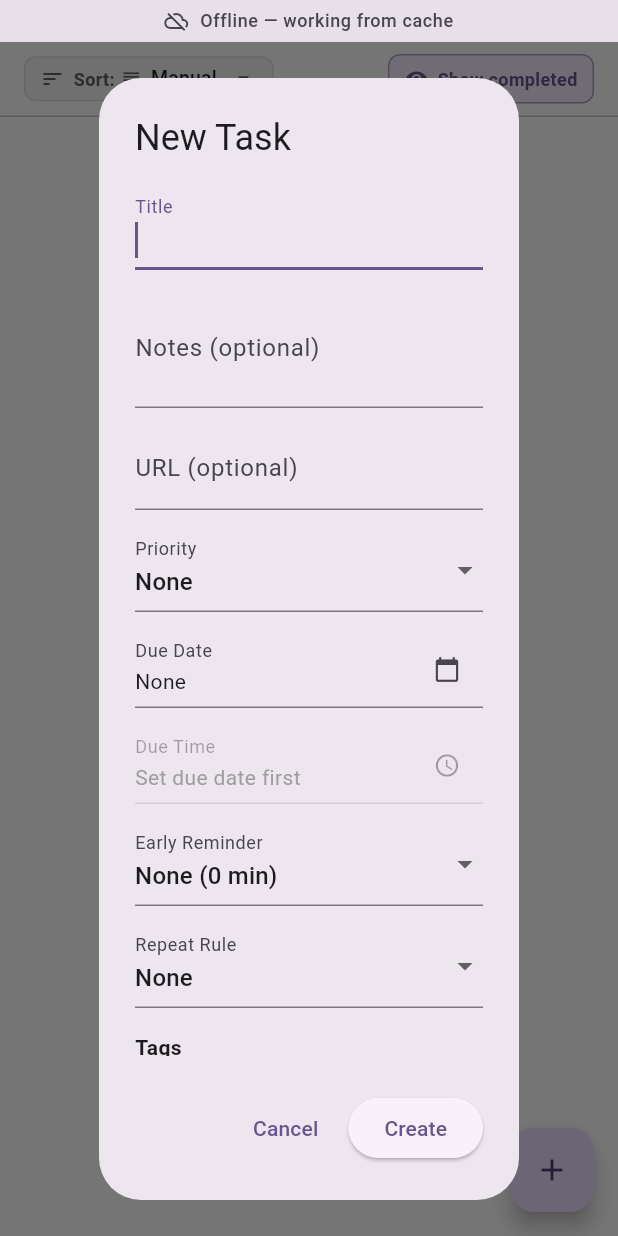
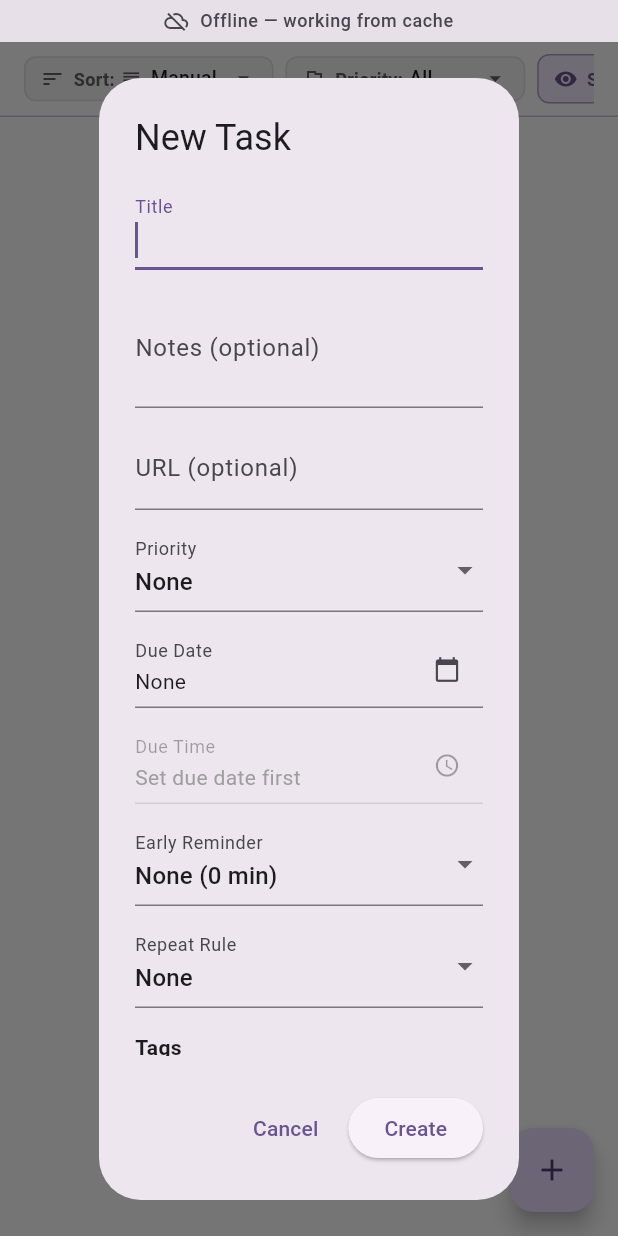
Before and after one commit to rohpod/shukan, a Flutter app: the TaskListScreen screen opened directly, after a tap on "Show completed", after a tap on the "add" icon, on a phone screen of 412 x 824 dp. Run offline on Flutter 3.47's test engine with Material 3 defaults, Android fonts, the phone set to English and light mode, and no system bars; our stand-ins replace cloud_firestore, firebase_auth, firebase_core, flutter_riverpod, shared_preferences; missing offline and left inert: dart:html; accounts and stored records are empty; generated files the repository leaves out were written again.

Commit message:
feat(tasks): add priority filter dropdown to list and smart views
- Add TaskPriorityFilter enum (All, High, Medium, Low, None)

- Add taskPriorityFilterProvider with per-view SharedPreferences persistence

- Add server-side Firestore query in TaskRepository and composite indexes

- Compose priority filter with completion visibility and sort order

- Add reusable TaskPriorityFilterSelector with horizontal-scroll header layout

- Add comprehensive unit, widget, and integration tests for priority filtering

```diff
--- a/lib/features/tasks/data/task_repository.dart
+++ b/lib/features/tasks/data/task_repository.dart
@@ -254,6 +254,7 @@ class TaskRepository {
     DateTime? startDueDate,
     DateTime? endDueDate,
     bool onlyIncomplete = false,
+    String? priority,
   }) {
     Query<Map<String, dynamic>> query = _tasksCollection
         .where('uid', isEqualTo: uid)
@@ -261,6 +262,10 @@ class TaskRepository {
 
     if (onlyIncomplete) {
       query = query.where('completedAt', isNull: true);
+    }
+
+    if (priority != null) {
+      query = query.where('priority', isEqualTo: priority);
     }
 
     if (startDueDate != null && endDueDate != null) {
--- /dev/null
+++ b/lib/features/tasks/domain/task_priority_filter.dart
@@ -0,0 +1,14 @@
+/// Filter options for task priority across list and smart views.
+enum TaskPriorityFilter {
+  all('All'),
+  high('High'),
+  medium('Medium'),
+  low('Low'),
+  none('None');
+
+  final String label;
+  const TaskPriorityFilter(this.label);
+
+  /// Target priority string in Task/Firestore, or null for 'All' (no filter).
+  String? get firestoreValue => this == TaskPriorityFilter.all ? null : name;
+}
--- a/lib/features/tasks/presentation/task_list_screen.dart
+++ b/lib/features/tasks/presentation/task_list_screen.dart
@@ -10,6 +10,7 @@ import '../domain/task_sort_options.dart';
 import '../providers/task_providers.dart';
 import '../providers/task_sort_providers.dart';
 import 'widgets/show_completed_toggle.dart';
+import 'widgets/task_priority_filter_selector.dart';
 import 'widgets/task_sort_selector.dart';
 
 class TaskListScreen extends ConsumerStatefulWidget {
@@ -94,12 +95,17 @@ class _TaskListScreenState extends ConsumerState<TaskListScreen> {
         children: [
           Padding(
             padding: const EdgeInsets.symmetric(horizontal: 16, vertical: 8),
-            child: Row(
-              mainAxisAlignment: MainAxisAlignment.spaceBetween,
-              children: [
-                TaskSortSelector(viewKey: listId),
-                ShowCompletedToggle(viewKey: listId),
-              ],
+            child: SingleChildScrollView(
+              scrollDirection: Axis.horizontal,
+              child: Row(
+                children: [
+                  TaskSortSelector(viewKey: listId),
+                  const SizedBox(width: 8),
+                  TaskPriorityFilterSelector(viewKey: listId),
+                  const SizedBox(width: 8),
+                  ShowCompletedToggle(viewKey: listId),
+                ],
+              ),
             ),
           ),
           const Divider(height: 1),
--- /dev/null
+++ b/lib/features/tasks/presentation/widgets/task_priority_filter_selector.dart
@@ -0,0 +1,68 @@
+import 'package:flutter/material.dart';
+import 'package:flutter_riverpod/flutter_riverpod.dart';
+
+import '../../domain/task_priority_filter.dart';
+import '../../providers/task_sort_providers.dart';
+
+/// Reusable priority filter dropdown selector for task lists and smart views.
+class TaskPriorityFilterSelector extends ConsumerWidget {
+  final String viewKey;
+
+  const TaskPriorityFilterSelector({super.key, required this.viewKey});
+
+  @override
+  Widget build(BuildContext context, WidgetRef ref) {
+    final currentFilter = ref.watch(taskPriorityFilterProvider(viewKey));
+
+    return Container(
+      padding: const EdgeInsets.symmetric(horizontal: 10, vertical: 2),
+      decoration: BoxDecoration(
+        color: Colors.grey.shade100,
+        borderRadius: BorderRadius.circular(8),
+        border: Border.all(color: Colors.grey.shade300),
+      ),
+      child: Row(
+        mainAxisSize: MainAxisSize.min,
+        children: [
+          Icon(Icons.flag_outlined, size: 16, color: Colors.grey[700]),
+          const SizedBox(width: 6),
+          Text(
+            'Priority:',
+            style: TextStyle(
+              fontSize: 12,
+              color: Colors.grey[700],
+              fontWeight: FontWeight.w600,
+            ),
+          ),
+          const SizedBox(width: 4),
+          DropdownButtonHideUnderline(
+            child: DropdownButton<TaskPriorityFilter>(
+              key: Key('taskPriorityDropdown_$viewKey'),
+              value: currentFilter,
+              isDense: true,
+              icon: const Icon(Icons.arrow_drop_down, size: 18),
+              borderRadius: BorderRadius.circular(8),
+              items: TaskPriorityFilter.values.map((filter) {
+                return DropdownMenuItem<TaskPriorityFilter>(
+                  key: Key('taskPriorityOption_${viewKey}_${filter.name}'),
+                  value: filter,
+                  child: Text(
+                    filter.label,
+                    style: const TextStyle(fontSize: 13),
+                  ),
+                );
+              }).toList(),
+              onChanged: (newFilter) {
+                if (newFilter != null) {
+                  ref
+                      .read(taskPriorityFilterProvider(viewKey).notifier)
+                      .setFilter(newFilter);
+                }
+              },
+            ),
+          ),
+        ],
+      ),
+    );
+  }
+}
--- a/lib/features/tasks/providers/smart_view_providers.dart
+++ b/lib/features/tasks/providers/smart_view_providers.dart
@@ -5,6 +5,7 @@ import 'package:flutter_riverpod/flutter_riverpod.dart';
 import '../../auth/providers/auth_providers.dart';
 import '../data/task.dart';
 import '../domain/smart_view_models.dart';
+import '../domain/task_priority_filter.dart';
 import 'task_providers.dart';
 import 'task_sort_providers.dart';
 
@@ -127,6 +128,7 @@ final smartViewTasksProvider = StreamProvider.family<List<Task>, SmartViewType>(
     final repository = ref.watch(taskRepositoryProvider);
     final currentDate = ref.watch(currentDateProvider);
     final showCompleted = ref.watch(showCompletedTasksProvider(viewType.name));
+    final priorityFilter = ref.watch(taskPriorityFilterProvider(viewType.name));
     final timeoutDuration = ref.watch(smartViewTimeoutProvider);
 
     final DateTime? startDueDate;
@@ -154,12 +156,18 @@ final smartViewTasksProvider = StreamProvider.family<List<Task>, SmartViewType>(
       startDueDate: startDueDate,
       endDueDate: endDueDate,
       onlyIncomplete: onlyIncomplete,
+      priority: priorityFilter.firestoreValue,
     );
 
     final mappedStream = baseStream.map((tasks) {
       final startOfToday = SmartViewDateUtils.startOfDay(currentDate);
       return tasks.where((t) {
         if (!showCompleted && t.isCompleted) {
+          return false;
+        }
+
+        if (priorityFilter != TaskPriorityFilter.all &&
+            t.priority != priorityFilter.firestoreValue) {
           return false;
         }
 
--- a/lib/features/tasks/providers/task_sort_providers.dart
+++ b/lib/features/tasks/providers/task_sort_providers.dart
@@ -4,6 +4,7 @@ import 'package:shared_preferences/shared_preferences.dart';
 import '../../auth/providers/auth_providers.dart';
 import '../data/task.dart';
 import '../domain/smart_view_models.dart';
+import '../domain/task_priority_filter.dart';
 import '../domain/task_sort_options.dart';
 import 'smart_view_providers.dart';
 import 'task_providers.dart';
@@ -84,6 +85,44 @@ final showCompletedTasksProvider =
       (arg) => ShowCompletedTasksNotifier(arg),
     );
 
+/// Per-view priority filter notifier, keyed by `listId` (for list views) or `viewType.name` (for smart views).
+///
+/// Persists the selected [TaskPriorityFilter] to SharedPreferences under `task_priority_filter_<viewKey>`.
+/// Defaults to [TaskPriorityFilter.all].
+class TaskPriorityFilterNotifier extends Notifier<TaskPriorityFilter> {
+  TaskPriorityFilterNotifier(this.viewKey);
+
+  final String viewKey;
+
+  @override
+  TaskPriorityFilter build() {
+    final prefs = ref.watch(sharedPreferencesProvider);
+    final saved = prefs?.getString('task_priority_filter_$viewKey');
+    if (saved != null) {
+      for (final option in TaskPriorityFilter.values) {
+        if (option.name == saved) {
+          return option;
+        }
+      }
+    }
+    return TaskPriorityFilter.all;
+  }
+
+  Future<void> setFilter(TaskPriorityFilter filter) async {
+    state = filter;
+    final prefs = ref.read(sharedPreferencesProvider);
+    await prefs?.setString('task_priority_filter_$viewKey', filter.name);
+  }
+}
+
+/// Provider exposing the active priority filter for a given view.
+final taskPriorityFilterProvider =
+    NotifierProvider.family<
+      TaskPriorityFilterNotifier,
+      TaskPriorityFilter,
+      String
+    >((arg) => TaskPriorityFilterNotifier(arg));
+
 /// Helper to map and sort tasks within an AsyncValue while preserving errors and loading states.
 AsyncValue<List<Task>> _mapSortedTasks(
   AsyncValue<List<Task>> tasksAsync,
@@ -111,16 +150,24 @@ AsyncValue<List<Task>> _mapSortedTasks(
 }
 
 /// Streams tasks for [listId] sorted by that list's independent [TaskSortOption]
-/// and filtered by its independent [showCompletedTasksProvider].
+/// and filtered by its independent [showCompletedTasksProvider] and [taskPriorityFilterProvider].
 final sortedTasksForListProvider =
     Provider.family<AsyncValue<List<Task>>, String>((ref, listId) {
       final tasksAsync = ref.watch(tasksForListProvider(listId));
       final sortOption = ref.watch(taskSortModeProvider(listId));
       final showCompleted = ref.watch(showCompletedTasksProvider(listId));
+      final priorityFilter = ref.watch(taskPriorityFilterProvider(listId));
 
       final filteredTasksAsync = tasksAsync.whenData((tasks) {
-        if (showCompleted) return tasks;
-        return tasks.where((t) => !t.isCompleted).toList();
+        var filtered = tasks;
+        if (!showCompleted) {
+          filtered = filtered.where((t) => !t.isCompleted).toList();
+        }
+        if (priorityFilter != TaskPriorityFilter.all) {
+          final target = priorityFilter.firestoreValue;
+          filtered = filtered.where((t) => t.priority == target).toList();
+        }
+        return filtered;
       });
 
       return _mapSortedTasks(filteredTasksAsync, sortOption);
```
Also changed, not shown: firestore.indexes.json (+21 -0 lines), lib/features/tasks/presentation/smart_view_detail_screen.dart (+12 -6 lines), 3 other files.
